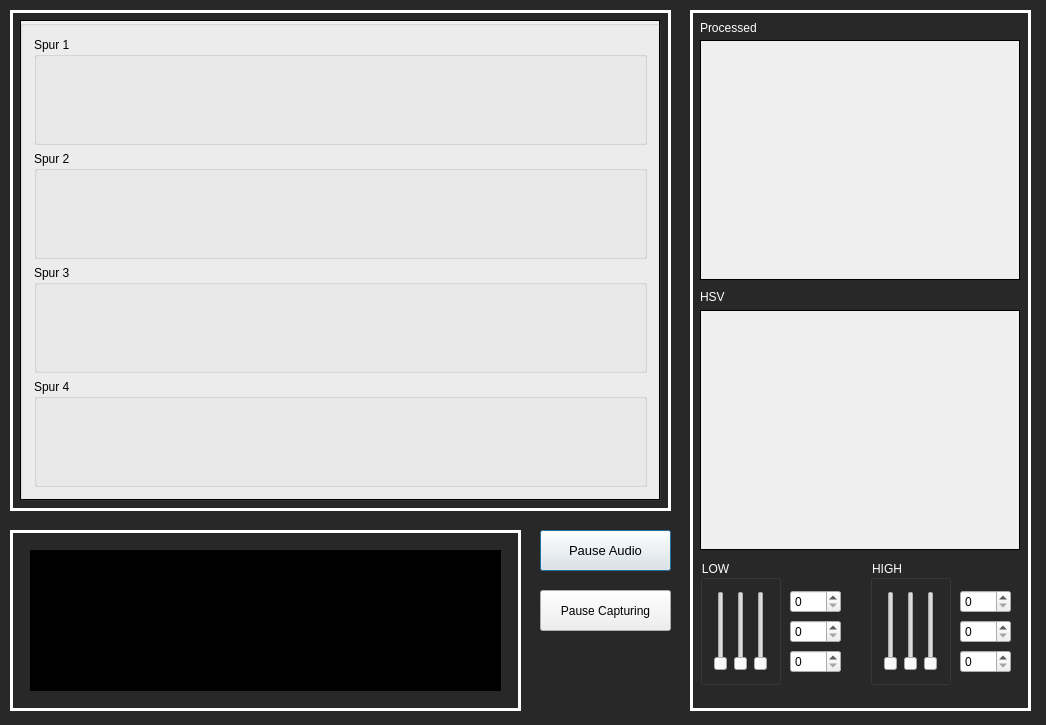
SebastianBone/RythmMachine, file dialog.ui: the form before one commit.
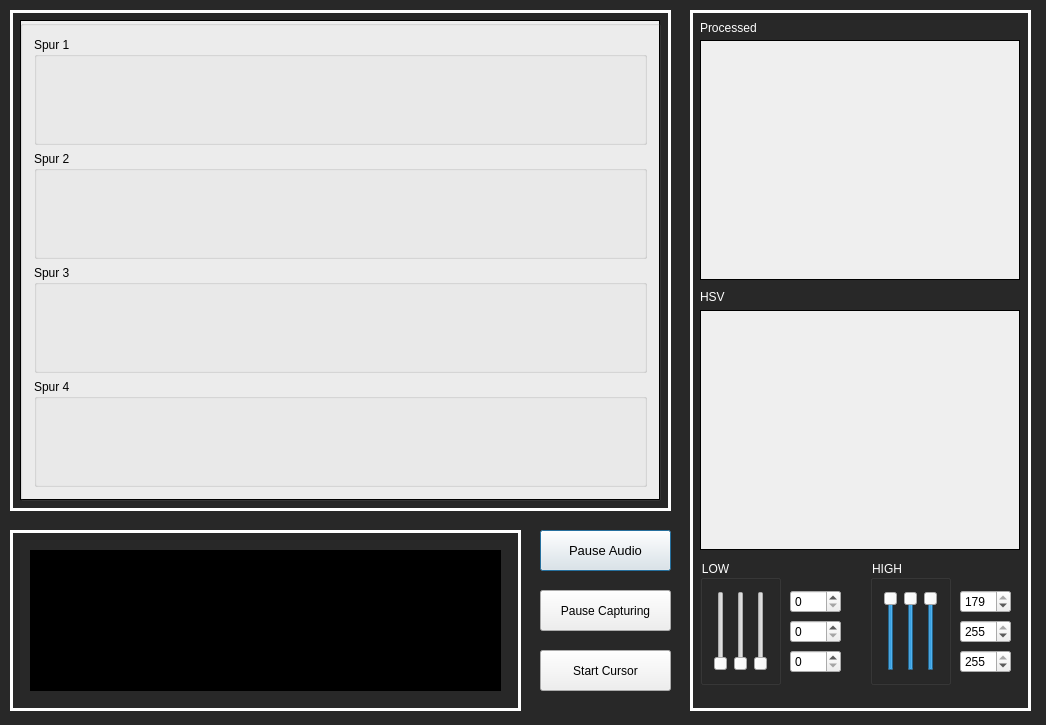
The form after the commit. Custom widgets are drawn as their Qt base class.

Commit message: filter algorithm improved, some UI changes, cursor tracking pausing ...

```diff
--- a/dialog.ui
+++ b/dialog.ui
@@ -175,6 +175,18 @@
    <layout class="QHBoxLayout" name="horizontalLayout">
     <item>
      <widget class="QSlider" name="blueHigh">
+      <property name="maximum">
+       <number>178</number>
+      </property>
+      <property name="pageStep">
+       <number>10</number>
+      </property>
+      <property name="value">
+       <number>178</number>
+      </property>
+      <property name="sliderPosition">
+       <number>178</number>
+      </property>
       <property name="orientation">
        <enum>Qt::Vertical</enum>
       </property>
@@ -182,6 +194,12 @@
     </item>
     <item>
      <widget class="QSlider" name="greenHigh">
+      <property name="maximum">
+       <number>255</number>
+      </property>
+      <property name="value">
+       <number>255</number>
+      </property>
       <property name="orientation">
        <enum>Qt::Vertical</enum>
       </property>
@@ -189,6 +207,12 @@
     </item>
     <item>
      <widget class="QSlider" name="redHigh">
+      <property name="maximum">
+       <number>255</number>
+      </property>
+      <property name="value">
+       <number>255</number>
+      </property>
       <property name="orientation">
        <enum>Qt::Vertical</enum>
       </property>
@@ -2739,7 +2763,10 @@
     </rect>
    </property>
    <property name="maximum">
-    <number>255</number>
+    <number>179</number>
+   </property>
+   <property name="value">
+    <number>179</number>
    </property>
   </widget>
   <widget class="QSpinBox" name="GHspinBox">
@@ -2754,6 +2781,9 @@
    <property name="maximum">
     <number>255</number>
    </property>
+   <property name="value">
+    <number>255</number>
+   </property>
   </widget>
   <widget class="QSpinBox" name="RHspinBox">
    <property name="geometry">
@@ -2767,6 +2797,9 @@
    <property name="maximum">
     <number>255</number>
    </property>
+   <property name="value">
+    <number>255</number>
+   </property>
   </widget>
   <widget class="QPushButton" name="btnPRCapt">
    <property name="geometry">
@@ -2781,6 +2814,22 @@
     <string>Pause Capturing</string>
    </property>
   </widget>
+  <widget class="QPushButton" name="btnCursorTr">
+   <property name="geometry">
+    <rect>
+     <x>540</x>
+     <y>650</y>
+     <width>131</width>
+     <height>41</height>
+    </rect>
+   </property>
+   <property name="text">
+    <string>Start Cursor</string>
+   </property>
+   <property name="checkable">
+    <bool>true</bool>
+   </property>
+  </widget>
   <zorder>label_4</zorder>
   <zorder>label_5</zorder>
   <zorder>labelSettings</zorder>
```
Left out of the diff: 13 changed lines with no effect on the pictures. The commit also changes 3 other files.
